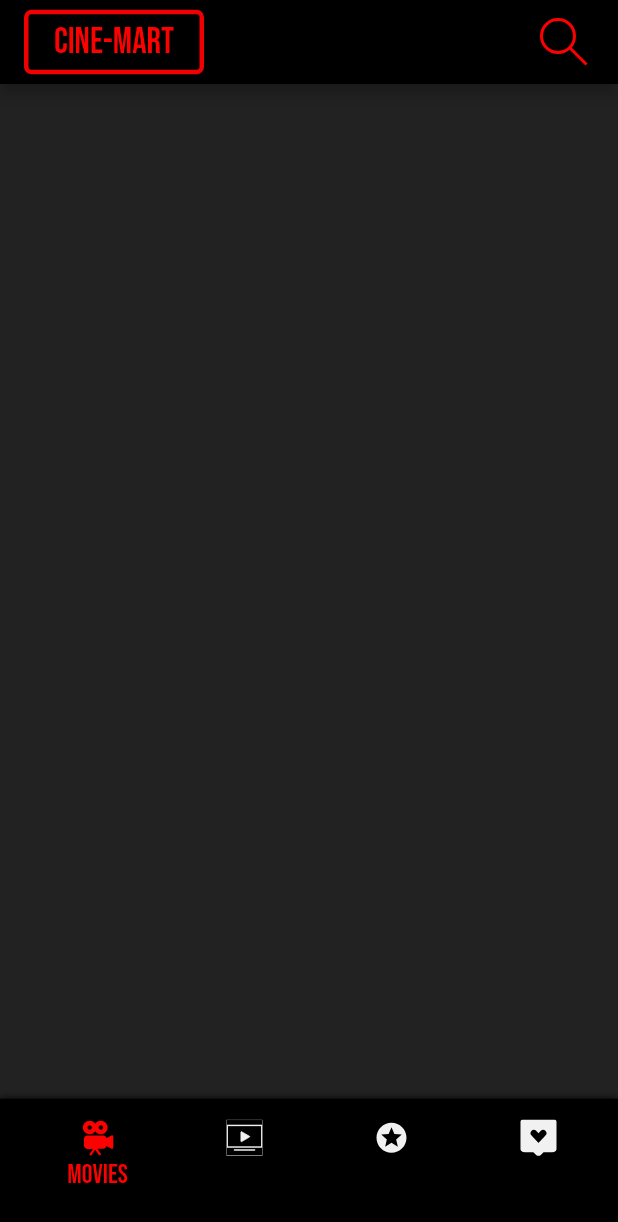
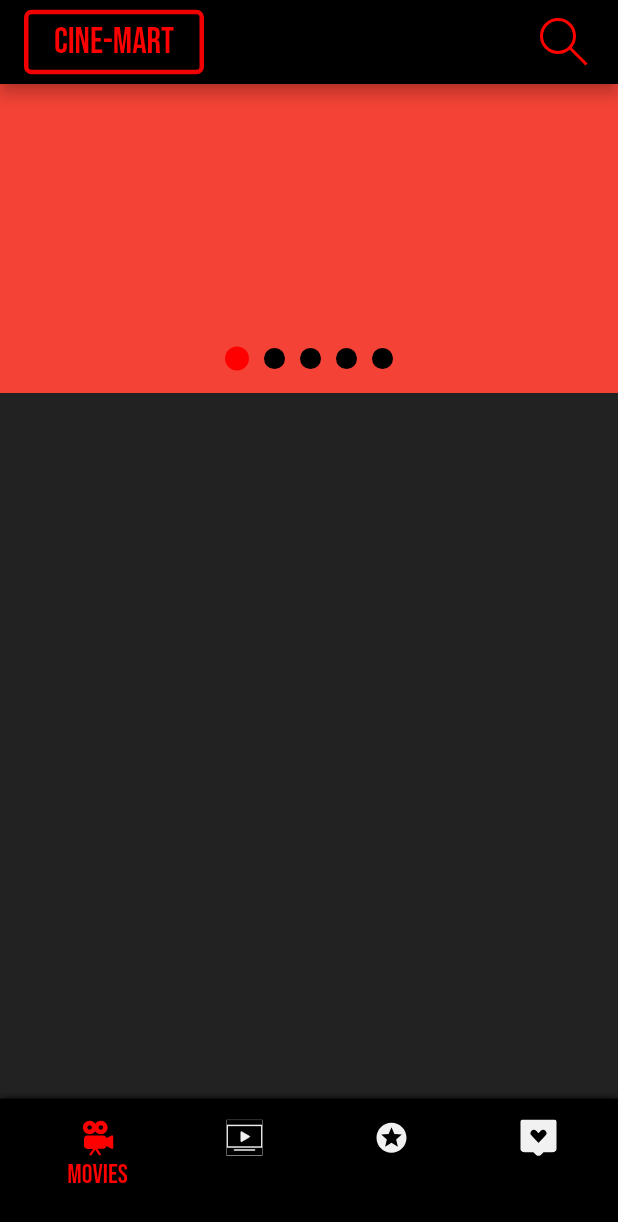
Before and after one commit to Ayush783/movie_app, a Flutter app: the screen it shows after launch, on a phone screen of 412 x 824 dp. Shown: the top 1222 px of the screen. Run offline on Flutter 3.47's test engine with Material 2 defaults, Android fonts, the phone set to English and light mode, and no system bars; our stand-ins replace auto_route, flutter_riverpod, flutter_svg, flutter_swiper, get_it, injectable.

Commit message:
build carousel

```diff
--- a/lib/screens/dashboard/widgets/app_bar.dart
+++ b/lib/screens/dashboard/widgets/app_bar.dart
@@ -19,11 +19,7 @@ AppBar appbarWidget(BuildContext context) {
       ),
     ),
     actions: [
-      InkWell(
-          onTap: () {
-            print('hi');
-          },
-          child: SvgPicture.asset('assets/icons/search.svg')),
+      InkWell(onTap: () {}, child: SvgPicture.asset('assets/icons/search.svg')),
       SizedBox(
         width: 20,
       )
--- a/lib/screens/movies/movies.dart
+++ b/lib/screens/movies/movies.dart
@@ -1,8 +1,14 @@
 import 'package:flutter/material.dart';
+import 'package:movie_app/screens/movies/widgets/carousel.dart';
 
 class MovieScreen extends StatelessWidget {
   @override
   Widget build(BuildContext context) {
-    return Container();
+    return Column(
+      children: [
+        //custom carousel widget
+        Carousel(),
+      ],
+    );
   }
 }
--- /dev/null
+++ b/lib/screens/movies/widgets/carousel.dart
@@ -0,0 +1,33 @@
+import 'package:flutter/material.dart';
+import 'package:flutter_swiper/flutter_swiper.dart';
+
+class Carousel extends StatelessWidget {
+  @override
+  Widget build(BuildContext context) {
+    final size = MediaQuery.of(context).size;
+    return Container(
+      height: size.height / 4,
+      width: size.width,
+      child: Swiper(
+        viewportFraction: 2,
+        itemCount: 5,
+        autoplay: true,
+        autoplayDelay: 4000,
+        autoplayDisableOnInteraction: true,
+        loop: true,
+        duration: 1000,
+        pagination: SwiperPagination(
+            builder: DotSwiperPaginationBuilder(
+          activeColor: Color(0xffff0000),
+          color: Colors.black,
+          size: 14,
+          activeSize: 16,
+          space: 5,
+        )),
+        itemBuilder: (context, index) => Container(
+          color: Colors.red,
+        ),
+      ),
+    );
+  }
+}
--- a/pubspec.yaml
+++ b/pubspec.yaml
@@ -23,6 +23,7 @@ dependencies:
   kt_dart: ^0.8.0
   lottie: ^0.7.0+1
   flutter_riverpod: 0.12.0
+  flutter_swiper: ^1.1.6
 
 dev_dependencies:
   flutter_test:
```
Also changed, not shown: pubspec.lock.
